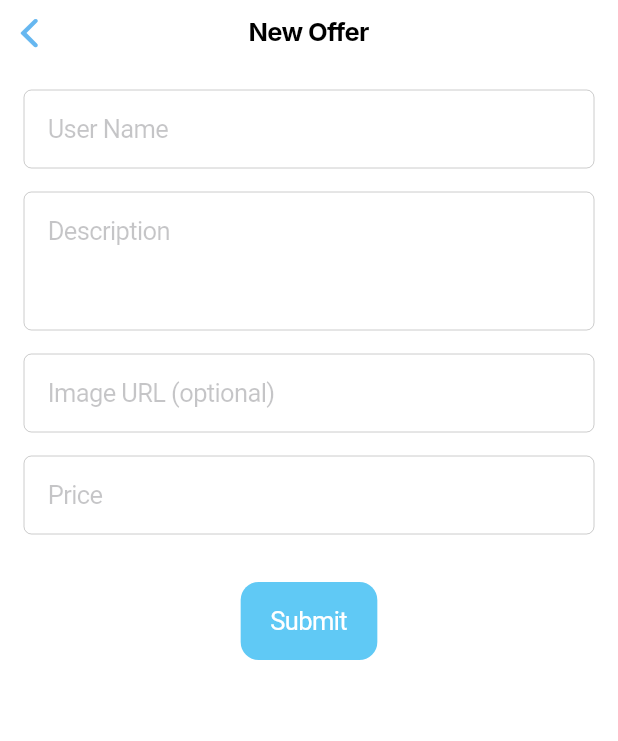
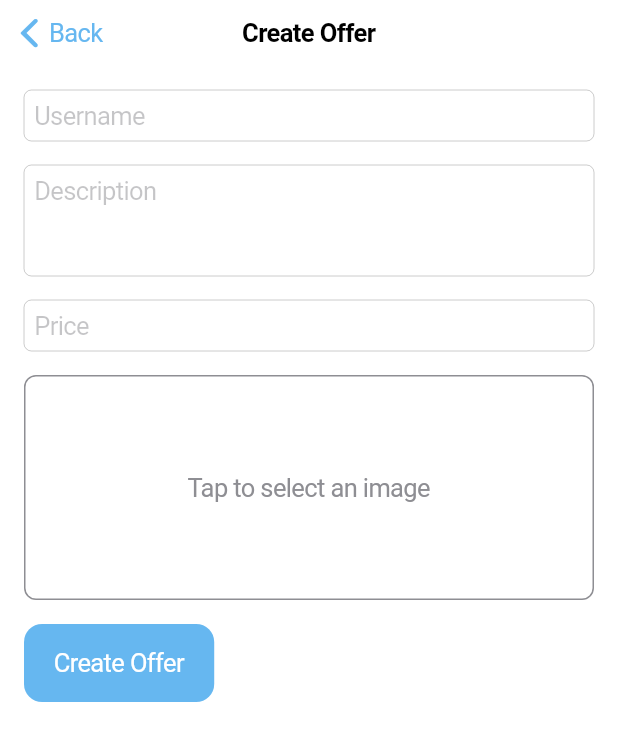
Before and after one commit to ISIS-3510-G24/Flutter, a Flutter app: the CreateOfferScreen screen opened directly with empty values, on a phone screen of 412 x 824 dp. Shown: the top 741 px of the screen. Run offline on Flutter 3.47's test engine with Material 3 defaults, Android fonts, the phone set to English and light mode, and no system bars; our stand-ins replace camera, cloud_firestore, connectivity_plus, device_info_plus, firebase_analytics, firebase_auth and 12 more; missing offline and left inert: algolia, arkit_plugin, firebase_in_app_messaging, firebase_performance, flutter_ble_peripheral, mobile_scanner; accounts and stored records are empty.

Commit message:
implemented option to submit images from gallery for offers

```diff
--- a/unimarket/lib/screens/upload/create_offer_screen.dart
+++ b/unimarket/lib/screens/upload/create_offer_screen.dart
@@ -1,8 +1,8 @@
+import 'dart:io';
 import 'package:flutter/cupertino.dart';
 import 'package:flutter/material.dart';
-import 'package:google_fonts/google_fonts.dart';
+import 'package:image_picker/image_picker.dart';
 import 'package:unimarket/services/find_service.dart';
-import 'package:unimarket/theme/app_colors.dart';
 
 class CreateOfferScreen extends StatefulWidget {
   final String findId;
@@ -10,123 +10,132 @@ class CreateOfferScreen extends StatefulWidget {
   const CreateOfferScreen({Key? key, required this.findId}) : super(key: key);
 
   @override
-  _CreateOfferScreenState createState() => _CreateOfferScreenState();
+  State<CreateOfferScreen> createState() => _CreateOfferScreenState();
 }
 
 class _CreateOfferScreenState extends State<CreateOfferScreen> {
-  final TextEditingController _userNameController = TextEditingController();
+  final FindService _findService = FindService();
   final TextEditingController _descriptionController = TextEditingController();
-  final TextEditingController _imageController = TextEditingController();
   final TextEditingController _priceController = TextEditingController();
-  final FindService _findService = FindService();
+  final TextEditingController _usernameController = TextEditingController(); // Campo para el username
+  File? _selectedImage; // Imagen seleccionada
+  bool _isUploading = false;
 
-  void _submitOffer() async {
-    final userName = _userNameController.text;
-    final description = _descriptionController.text;
-    final image = _imageController.text;
-    final price = double.tryParse(_priceController.text); // Cambiar a double
+  Future<void> _pickImage() async {
+    final picker = ImagePicker();
+    final pickedFile = await picker.pickImage(source: ImageSource.gallery);
 
-    if (userName.isEmpty || description.isEmpty || price == null) {
-      // Mostrar un mensaje de error si los campos están vacíos
-      showCupertinoDialog(
-        context: context,
-        builder: (ctx) => CupertinoAlertDialog(
-          title: const Text("Error"),
-          content: const Text("Please fill in all required fields."),
-          actions: [
-            CupertinoDialogAction(
-              child: const Text("OK"),
-              onPressed: () => Navigator.pop(ctx),
-            ),
-          ],
-        ),
-      );
+    if (pickedFile != null) {
+      setState(() {
+        _selectedImage = File(pickedFile.path);
+      });
+    }
+  }
+
+  Future<void> _createOffer() async {
+    if (_descriptionController.text.isEmpty ||
+        _priceController.text.isEmpty ||
+        _usernameController.text.isEmpty) {
+      print("Description, price, and username are required.");
       return;
     }
 
-    try {
+    setState(() {
+      _isUploading = true;
+    });
+
+    String? imageUrl;
+
+    // Subir la imagen si se seleccionó una
+    if (_selectedImage != null) {
+      imageUrl = await _findService.uploadOfferImage(
+        _selectedImage!.path,
+        widget.findId,
+      );
+    }
+
+    // Crear la oferta
     await _findService.createOffer(
       findId: widget.findId,
-        userName: userName,
-        description: description,
-        image: image,
-        price: price.toInt(), // Convert double to int
+      userName: _usernameController.text, // Usar el username ingresado
+      description: _descriptionController.text,
+      image: imageUrl,
+      price: int.parse(_priceController.text),
     );
 
-      // Navegar de regreso después de crear la oferta
-      Navigator.pop(context);
-    } catch (e) {
-      print("Error creating offer: $e");
-      showCupertinoDialog(
-        context: context,
-        builder: (ctx) => CupertinoAlertDialog(
-          title: const Text("Error"),
-          content: const Text("Failed to create offer. Please try again later."),
-          actions: [
-            CupertinoDialogAction(
-              child: const Text("OK"),
-              onPressed: () => Navigator.pop(ctx),
-            ),
-          ],
-        ),
-      );
-    }
+    setState(() {
+      _isUploading = false;
+    });
+
+    print("Offer created successfully!");
+    Navigator.pop(context); // Regresar a la pantalla anterior
   }
 
   @override
   Widget build(BuildContext context) {
     return CupertinoPageScaffold(
       navigationBar: CupertinoNavigationBar(
-        middle: Text(
-          "New Offer",
-          style: GoogleFonts.inter(fontWeight: FontWeight.bold),
-        ),
+        middle: const Text("Create Offer"),
+        previousPageTitle: "Back",
       ),
       child: SafeArea(
         child: SingleChildScrollView(
-          child: Padding(
           padding: const EdgeInsets.all(16),
           child: Column(
             crossAxisAlignment: CrossAxisAlignment.start,
             children: [
+              // Campo de username
               CupertinoTextField(
-                  controller: _userNameController,
-                  placeholder: "User Name",
-                  padding: const EdgeInsets.all(16),
+                controller: _usernameController,
+                placeholder: "Username",
               ),
               const SizedBox(height: 16),
+              // Campo de descripción
               CupertinoTextField(
                 controller: _descriptionController,
                 placeholder: "Description",
-                  padding: const EdgeInsets.all(16),
                 maxLines: 3,
               ),
               const SizedBox(height: 16),
-                CupertinoTextField(
-                  controller: _imageController,
-                  placeholder: "Image URL (optional)",
-                  padding: const EdgeInsets.all(16),
-                ),
-                const SizedBox(height: 16),
+              // Campo de precio
               CupertinoTextField(
                 controller: _priceController,
                 placeholder: "Price",
-                  padding: const EdgeInsets.all(16),
                 keyboardType: TextInputType.number,
               ),
-                const SizedBox(height: 32),
-                Center(
-                  child: CupertinoButton(
-                    onPressed: _submitOffer,
-                    color: Color.fromARGB(255, 96, 201, 245), // Fondo azul claro
-                    child: const Text(
-                      "Submit",
-                      style: TextStyle(color: CupertinoColors.white),
+              const SizedBox(height: 16),
+              // Botón para seleccionar imagen
+              GestureDetector(
+                onTap: _pickImage,
+                child: Container(
+                  height: 150,
+                  width: double.infinity,
+                  decoration: BoxDecoration(
+                    border: Border.all(color: CupertinoColors.systemGrey),
+                    borderRadius: BorderRadius.circular(8),
+                  ),
+                  child: _selectedImage != null
+                      ? Image.file(
+                          _selectedImage!,
+                          fit: BoxFit.cover,
+                        )
+                      : const Center(
+                          child: Text(
+                            "Tap to select an image",
+                            style: TextStyle(color: CupertinoColors.systemGrey),
                           ),
                         ),
                 ),
+              ),
+              const SizedBox(height: 16),
+              // Botón para crear oferta
+              CupertinoButton.filled(
+                onPressed: _isUploading ? null : _createOffer,
+                child: _isUploading
+                    ? const CupertinoActivityIndicator()
+                    : const Text("Create Offer"),
+              ),
             ],
-            ),
           ),
         ),
       ),
--- a/unimarket/lib/services/find_service.dart
+++ b/unimarket/lib/services/find_service.dart
@@ -58,4 +58,9 @@ class FindService {
       price: price,
     );
   }
+
+  // Subir imagen de oferta
+  Future<String?> uploadOfferImage(String filePath, String offerId) async {
+    return await _firebaseDAO.uploadOfferImage(filePath, offerId);
+  }
 }
```
Also changed, not shown: unimarket/lib/data/firebase_dao.dart (+29 -0 lines). Lines whose indentation alone changed are shown as unchanged.
